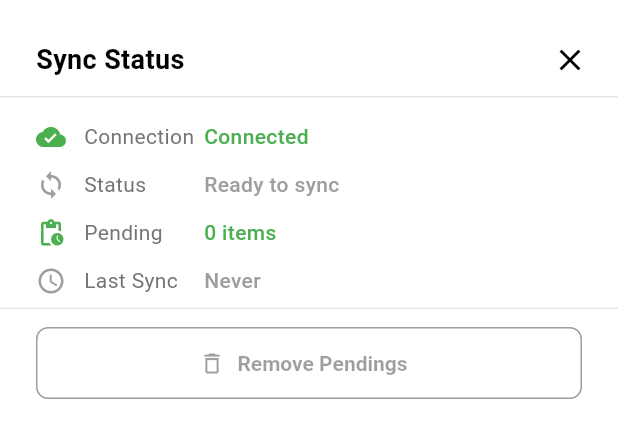
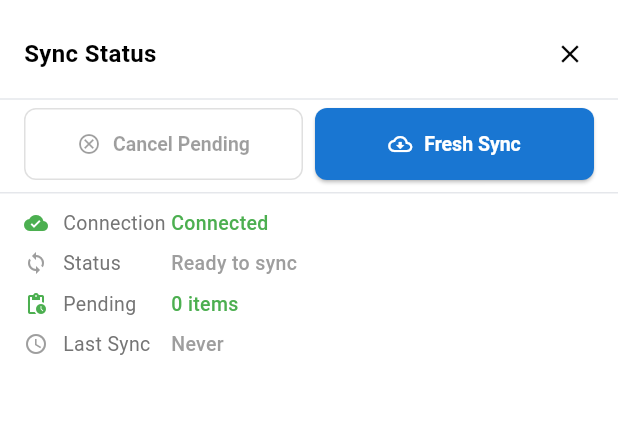
Before and after one commit to ODVI-DTT-Org/frontend-mobile-imu, a Flutter app: the SyncStatusSheet widget shown alone on an empty page, opened directly, on a phone screen of 412 x 824 dp. Shown: the top 438 px of the screen. Run offline on Flutter 3.47's test engine with Material 3 defaults, Android fonts, the phone set to English and light mode, and no system bars; our stand-ins replace audioplayers, cached_network_image, connectivity_plus, dio, flutter_dotenv, flutter_hooks and 15 more; missing offline and left inert: local_auth_android, local_auth_darwin, posthog_flutter, powersync, quick_actions, record; accounts and stored records are empty.

Commit message:
feat: add Fresh Sync and Cancel Pending buttons to sync status sheet
Restructured SyncStatusSheet to be more compact and action-oriented:
- Buttons now appear at top (before status rows) for quick access
- "Fresh Sync" fetches all assigned clients fresh from the backend API,
  updates Hive cache, and dismisses the sheet on success
- "Cancel Pending" replaces "Remove Pendings" with clearer labeling
- Both buttons are side-by-side in a compact row
- Reduced padding/font sizes throughout for a tighter layout

Co-Authored-By: Claude Sonnet 4.6 <noreply@anthropic.com>

```diff
--- a/imu_flutter/lib/shared/widgets/sync_status_widget.dart
+++ b/imu_flutter/lib/shared/widgets/sync_status_widget.dart
@@ -1,6 +1,7 @@
 import 'package:flutter/material.dart';
 import 'package:flutter_riverpod/flutter_riverpod.dart';
 import '../../services/sync/sync_service.dart';
+import '../providers/app_providers.dart' show refreshAssignedClientsProvider, isOnlineProvider;
 import '../utils/loading_helper.dart';
 import '../../core/utils/app_notification.dart';
 
@@ -181,9 +182,61 @@ class SyncStatusSheet extends ConsumerStatefulWidget {
 }
 
 class _SyncStatusSheetState extends ConsumerState<SyncStatusSheet> {
+  bool _isFreshSyncing = false;
+
+  Future<void> _handleFreshSync() async {
+    final isOnline = ref.read(isOnlineProvider);
+    if (!isOnline) {
+      AppNotification.showNeutral(context, 'No internet connection.');
+      return;
+    }
+    setState(() => _isFreshSyncing = true);
+    try {
+      await ref.read(refreshAssignedClientsProvider)();
+      if (mounted) {
+        AppNotification.showSuccess(context, 'Client list refreshed from server.');
+        Navigator.pop(context);
+      }
+    } catch (e) {
+      if (mounted) AppNotification.showError(context, 'Fresh sync failed: $e');
+    } finally {
+      if (mounted) setState(() => _isFreshSyncing = false);
+    }
+  }
+
+  Future<void> _handleCancelPending(SyncService syncService) async {
+    final confirmed = await showDialog<bool>(
+      context: context,
+      builder: (ctx) => AlertDialog(
+        title: const Text('Cancel Pending Changes?'),
+        content: Text(
+          'This will discard ${syncService.pendingCount} unsynced '
+          'item${syncService.pendingCount == 1 ? '' : 's'}. '
+          'These changes will be permanently lost.',
+        ),
+        actions: [
+          TextButton(
+            onPressed: () => Navigator.pop(ctx, false),
+            child: const Text('Keep'),
+          ),
+          TextButton(
+            style: TextButton.styleFrom(foregroundColor: Colors.red),
+            onPressed: () => Navigator.pop(ctx, true),
+            child: const Text('Discard'),
+          ),
+        ],
+      ),
+    );
+    if (confirmed == true && mounted) {
+      await syncService.removePendings();
+      if (mounted) AppNotification.showSuccess(context, 'Pending changes cancelled.');
+    }
+  }
+
   @override
   Widget build(BuildContext context) {
     final syncService = ref.watch(syncServiceProvider);
+    final busy = syncService.isSyncing || _isFreshSyncing;
 
     return Padding(
       padding: EdgeInsets.only(bottom: MediaQuery.of(context).viewInsets.bottom),
@@ -192,144 +245,108 @@ class _SyncStatusSheetState extends ConsumerState<SyncStatusSheet> {
         children: [
           // Header
           Padding(
-            padding: const EdgeInsets.fromLTRB(24, 16, 8, 0),
+            padding: const EdgeInsets.fromLTRB(16, 12, 8, 0),
             child: Row(
               mainAxisAlignment: MainAxisAlignment.spaceBetween,
               children: [
-                const Text(
-                  'Sync Status',
-                  style: TextStyle(fontSize: 18, fontWeight: FontWeight.w600),
-                ),
+                const Text('Sync Status',
+                    style: TextStyle(fontSize: 16, fontWeight: FontWeight.w600)),
                 IconButton(
-                  icon: const Icon(Icons.close),
+                  icon: const Icon(Icons.close, size: 20),
                   onPressed: () => Navigator.pop(context),
+                  padding: EdgeInsets.zero,
+                  constraints: const BoxConstraints(),
                 ),
               ],
             ),
           ),
+          const Divider(height: 12),
+
+          // Action buttons — top, always visible
+          Padding(
+            padding: const EdgeInsets.fromLTRB(16, 0, 16, 8),
+            child: Row(
+              children: [
+                Expanded(
+                  child: OutlinedButton.icon(
+                    onPressed: (syncService.pendingCount == 0 || busy)
+                        ? null
+                        : () => _handleCancelPending(syncService),
+                    icon: const Icon(Icons.cancel_outlined, size: 16),
+                    label: Text(
+                      syncService.pendingCount > 0
+                          ? 'Cancel Pending (${syncService.pendingCount})'
+                          : 'Cancel Pending',
+                      style: const TextStyle(fontSize: 13),
+                    ),
+                    style: OutlinedButton.styleFrom(
+                      foregroundColor: Colors.red,
+                      side: BorderSide(
+                        color: (syncService.pendingCount > 0 && !busy)
+                            ? Colors.red
+                            : Colors.grey[300]!,
+                      ),
+                      padding: const EdgeInsets.symmetric(vertical: 10),
+                    ),
+                  ),
+                ),
+                const SizedBox(width: 8),
+                Expanded(
+                  child: ElevatedButton.icon(
+                    onPressed: busy ? null : _handleFreshSync,
+                    icon: _isFreshSyncing
+                        ? const SizedBox(
+                            width: 14, height: 14,
+                            child: CircularProgressIndicator(strokeWidth: 2, color: Colors.white))
+                        : const Icon(Icons.cloud_download_outlined, size: 16),
+                    label: const Text('Fresh Sync', style: TextStyle(fontSize: 13)),
+                    style: ElevatedButton.styleFrom(
+                      backgroundColor: Colors.blue[700],
+                      foregroundColor: Colors.white,
+                      padding: const EdgeInsets.symmetric(vertical: 10),
+                    ),
+                  ),
+                ),
+              ],
+            ),
+          ),
+
           const Divider(height: 1),
-          // Status rows (scrollable)
-          SingleChildScrollView(
-            padding: const EdgeInsets.fromLTRB(24, 16, 24, 8),
+
+          // Status rows
+          Padding(
+            padding: EdgeInsets.fromLTRB(16, 10, 16, MediaQuery.of(context).padding.bottom + 14),
             child: Column(
-              crossAxisAlignment: CrossAxisAlignment.start,
               children: [
                 _buildStatusRow(
                   icon: syncService.status == SyncStatusEnum.offline
-                      ? Icons.cloud_off
-                      : Icons.cloud_done,
+                      ? Icons.cloud_off : Icons.cloud_done,
                   label: 'Connection',
                   value: syncService.status == SyncStatusEnum.offline
-                      ? 'Offline'
-                      : 'Connected',
+                      ? 'Offline' : 'Connected',
                   color: syncService.status == SyncStatusEnum.offline
-                      ? Colors.orange
-                      : Colors.green,
+                      ? Colors.orange : Colors.green,
                 ),
-                const SizedBox(height: 12),
+                const SizedBox(height: 8),
                 _buildStatusRow(
                   icon: Icons.sync,
                   label: 'Status',
                   value: syncService.statusMessage,
                   color: _getStatusColor(syncService.status),
                 ),
-                const SizedBox(height: 12),
+                const SizedBox(height: 8),
                 _buildStatusRow(
                   icon: Icons.pending_actions,
                   label: 'Pending',
                   value: '${syncService.pendingCount} items',
                   color: syncService.pendingCount > 0 ? Colors.orange : Colors.green,
                 ),
-                const SizedBox(height: 12),
+                const SizedBox(height: 8),
                 _buildStatusRow(
                   icon: Icons.schedule,
                   label: 'Last Sync',
                   value: syncService.lastSyncFormatted,
                   color: Colors.grey,
-                ),
-              ],
-            ),
-          ),
-          const Divider(height: 1),
-          // Buttons — always visible at bottom
-          Padding(
-            padding: EdgeInsets.fromLTRB(
-              24, 12, 24, MediaQuery.of(context).padding.bottom + 16),
-            child: Column(
-              children: [
-                if (syncService.pendingCount > 0 &&
-                    syncService.status != SyncStatusEnum.offline) ...[
-                  SizedBox(
-                    width: double.infinity,
-                    child: ElevatedButton.icon(
-                      onPressed: syncService.isSyncing
-                          ? null
-                          : () async {
-                              await LoadingHelper.withLoading(
-                                ref: ref,
-                                message: 'Syncing ${syncService.pendingCount} items...',
-                                operation: () => syncService.syncNow(),
-                                onError: (e) {
-                                  if (mounted) {
-                                    AppNotification.showError(context, 'Sync failed: ${e.toString()}');
-                                  }
-                                },
-                              );
-                            },
-                      icon: const Icon(Icons.sync),
-                      label: const Text('Sync Now'),
-                    ),
-                  ),
-                  const SizedBox(height: 8),
-                ],
-                SizedBox(
-                  width: double.infinity,
-                  child: OutlinedButton.icon(
-                    onPressed: (syncService.pendingCount == 0 || syncService.isSyncing)
-                        ? null
-                        : () async {
-                            final confirmed = await showDialog<bool>(
-                              context: context,
-                              builder: (ctx) => AlertDialog(
-                                title: const Text('Remove Pending Changes?'),
-                                content: Text(
-                                  'This will discard ${syncService.pendingCount} unsynced '
-                                  'item${syncService.pendingCount == 1 ? '' : 's'}. '
-                                  'These changes will be permanently lost.',
-                                ),
-                                actions: [
-                                  TextButton(
-                                    onPressed: () => Navigator.pop(ctx, false),
-                                    child: const Text('Cancel'),
-                                  ),
-                                  TextButton(
-                                    style: TextButton.styleFrom(foregroundColor: Colors.red),
-                                    onPressed: () => Navigator.pop(ctx, true),
-                                    child: const Text('Remove'),
-                                  ),
-                                ],
-                              ),
-                            );
-                            if (confirmed == true && mounted) {
-                              await syncService.removePendings();
-                              if (mounted) {
-                                AppNotification.showSuccess(context, 'Pending changes removed');
-                              }
-                            }
-                          },
-                    icon: const Icon(Icons.delete_outline),
-                    label: Text(
-                      syncService.pendingCount > 0
-                          ? 'Remove Pendings (${syncService.pendingCount})'
-                          : 'Remove Pendings',
-                    ),
-                    style: OutlinedButton.styleFrom(
-                      foregroundColor: Colors.red,
-                      side: BorderSide(
-                        color: syncService.pendingCount > 0 ? Colors.red : Colors.grey,
-                      ),
-                    ),
-                  ),
                 ),
               ],
             ),
@@ -347,27 +364,17 @@ class _SyncStatusSheetState extends ConsumerState<SyncStatusSheet> {
   }) {
     return Row(
       children: [
-        Icon(icon, size: 20, color: color),
-        const SizedBox(width: 12),
+        Icon(icon, size: 16, color: color),
+        const SizedBox(width: 10),
         SizedBox(
-          width: 80,
-          child: Text(
-            label,
-            style: TextStyle(
-              color: Colors.grey[600],
-              fontSize: 14,
-            ),
-          ),
+          width: 72,
+          child: Text(label,
+              style: TextStyle(color: Colors.grey[600], fontSize: 13)),
         ),
         Expanded(
-          child: Text(
-            value,
-            style: TextStyle(
-              fontWeight: FontWeight.w500,
-              color: color,
-              fontSize: 14,
-            ),
-          ),
+          child: Text(value,
+              style: TextStyle(
+                  fontWeight: FontWeight.w500, color: color, fontSize: 13)),
         ),
       ],
     );
```
